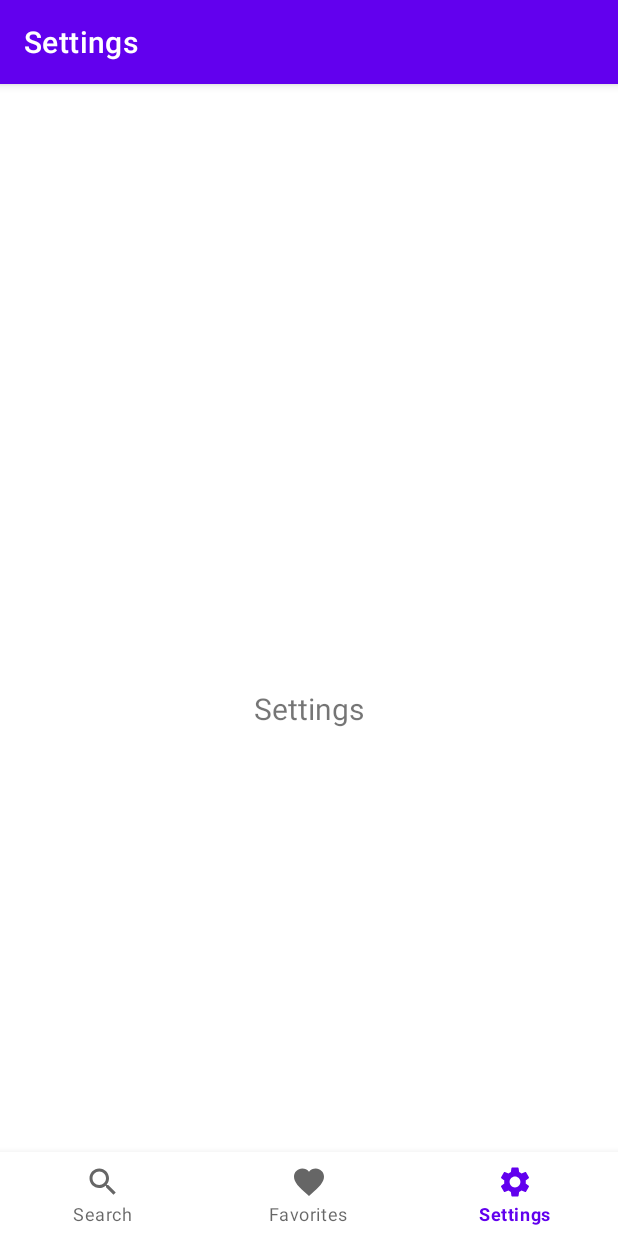
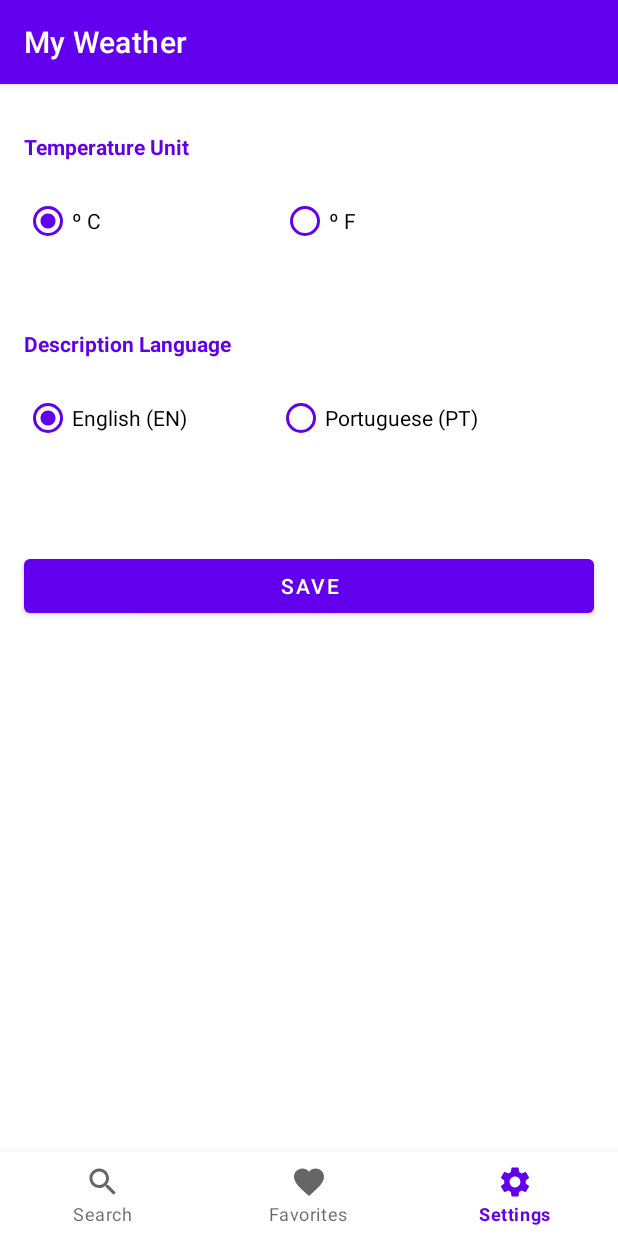
Before and after one commit to LEONARDOLSANTOS/My-Weather, an Android app: the SettingsFragment screen opened through its navigation route, on a phone screen of 412 x 824 dp. Run offline under Robolectric (Android 15) with nearby library versions, the phone set to English and light mode, and no system bars; our stand-ins replace navigation-ui.

Commit message:
Saving preferences - ok

```diff
--- a/app/build.gradle
+++ b/app/build.gradle
@@ -1,6 +1,7 @@
 plugins {
     id 'com.android.application'
     id 'kotlin-android'
+    id 'kotlin-android-extensions'
 }
 
 android {
@@ -10,7 +11,7 @@ android {
     defaultConfig {
         applicationId "com.leonardolsantos.myweather"
         minSdkVersion 23
-        targetSdkVersion 30
+        targetSdkVersion 28
         versionCode 1
         versionName "1.0"
 
--- a/app/src/main/java/com/leonardolsantos/myweather/ui/SettingsFragment.kt
+++ b/app/src/main/java/com/leonardolsantos/myweather/ui/SettingsFragment.kt
@@ -1,25 +1,101 @@
 package com.leonardolsantos.myweather.ui
 
+import android.content.Context
+import android.content.SharedPreferences
 import android.os.Bundle
 import androidx.fragment.app.Fragment
 import android.view.LayoutInflater
 import android.view.View
 import android.view.ViewGroup
+import android.widget.Button
+import android.widget.RadioButton
+import android.widget.RadioGroup
 import android.widget.TextView
+import androidx.core.view.forEachIndexed
 import com.leonardolsantos.myweather.R
 
 
 class SettingsFragment : Fragment() {
+    private lateinit var prefs: SharedPreferences
+    private lateinit var rgTemperature: RadioGroup
+    private lateinit var rgLanguague: RadioGroup
+
+    private lateinit var rbCelcius : RadioButton
+    private lateinit var rbF: RadioButton
+
+    private lateinit var rbEnglish : RadioButton
+    private lateinit var rbPortuguese: RadioButton
+
+    private lateinit var btnSave: Button
+
+    private var temperatureUnit = ""
+    private var language = ""
 
     override fun onCreateView(inflater: LayoutInflater,
                               container: ViewGroup?,
                               savedInstanceState: Bundle?
     ): View? {
-        // Inflate the layout for this fragment
-        val settingsContainer =  inflater.inflate(R.layout.fragment_settings, container, false)
-        val textView = settingsContainer.findViewById<TextView>(R.id.text_settings)
-        textView.text = getString(R.string.title_settings)
-        return  settingsContainer
+        return inflater.inflate(R.layout.fragment_settings, container, false)
+    }
+
+    override fun onViewCreated(view: View, savedInstanceState: Bundle?) {
+        super.onViewCreated(view, savedInstanceState)
+        btnSave = view.findViewById(R.id.btn_save)
+        btnSave.setOnClickListener {
+            onSaveClicked(it)
+        }
+
+        prefs = view.context.getSharedPreferences("my_weather_prefs", Context.MODE_PRIVATE)
+
+        language= prefs?.getString("language", "EN").toString()
+        temperatureUnit= prefs?.getString("temperature_unit", "C").toString()
+
+        rbCelcius = view.findViewById(R.id.rb_c)
+        rbF = view.findViewById(R.id.rb_f)
+        rbEnglish = view.findViewById(R.id.rb_english)
+        rbPortuguese = view.findViewById(R.id.rb_portuguese)
+
+        when(temperatureUnit){
+            "C"-> rbCelcius.isChecked = true
+            "F"-> rbF.isChecked = true
+        }
+        when(language){
+            "EN"-> rbEnglish.isChecked = true
+            "PT"-> rbPortuguese.isChecked = true
+        }
+
+        rgTemperature = view.findViewById(R.id.rg_temperature_unit)
+        rgLanguague = view.findViewById(R.id.rg_language)
+
+        rgTemperature.setOnCheckedChangeListener{view, id->
+            val radioButton = view.findViewById<RadioButton>(id)
+            if(radioButton.isChecked){
+                when (radioButton.id){
+                    R.id.rb_c -> temperatureUnit = "C"
+                    R.id.rb_f -> temperatureUnit = "F"
+                }
+            }
+        }
+        rgLanguague.setOnCheckedChangeListener{view, id->
+            val radioButton = view.findViewById<RadioButton>(id)
+            if(radioButton.isChecked){
+                when (radioButton.id){
+                    R.id.rb_english -> language = "EN"
+                    R.id.rb_portuguese -> language = "PT"
+                }
+            }
+        }
+
+    }
+
+     fun onSaveClicked(view: View){
+        val editor = prefs?.edit()
+        editor?.apply(){
+            putString("temperature_unit", temperatureUnit)
+            putString("language", language)
+            apply()
+        }
+
     }
 
 }
--- a/app/src/main/res/layout/activity_main.xml
+++ b/app/src/main/res/layout/activity_main.xml
@@ -3,8 +3,7 @@
     xmlns:app="http://schemas.android.com/apk/res-auto"
     android:id="@+id/container"
     android:layout_width="match_parent"
-    android:layout_height="match_parent"
-    android:paddingTop="?attr/actionBarSize">
+    android:layout_height="match_parent">
 
     <com.google.android.material.bottomnavigation.BottomNavigationView
         android:id="@+id/nav_view"
--- a/app/src/main/res/layout/fragment_settings.xml
+++ b/app/src/main/res/layout/fragment_settings.xml
@@ -7,16 +7,95 @@
     tools:context=".ui.SettingsFragment">
 
     <TextView
-        android:id="@+id/text_settings"
-        android:layout_width="match_parent"
+        android:id="@+id/tv_temperature_unit"
+        android:layout_width="wrap_content"
         android:layout_height="wrap_content"
-        android:layout_marginStart="8dp"
-        android:layout_marginTop="8dp"
-        android:layout_marginEnd="8dp"
-        android:textAlignment="center"
-        android:textSize="20sp"
-        app:layout_constraintBottom_toBottomOf="parent"
+        android:layout_marginStart="16dp"
+        android:layout_marginTop="32dp"
+        android:text="@string/title_temperature_unit"
+        android:textColor="@color/purple_500"
+        android:textStyle="bold"
+        app:layout_constraintStart_toStartOf="parent"
+        app:layout_constraintTop_toTopOf="parent" />
+
+    <RadioGroup
+        android:id="@+id/rg_temperature_unit"
+        android:layout_width="0dp"
+        android:layout_height="wrap_content"
+        android:layout_marginStart="16dp"
+        android:layout_marginTop="16dp"
+        android:orientation="horizontal"
         app:layout_constraintEnd_toEndOf="parent"
         app:layout_constraintStart_toStartOf="parent"
-        app:layout_constraintTop_toTopOf="parent" />
+        app:layout_constraintTop_toBottomOf="@+id/tv_temperature_unit">
+
+        <RadioButton
+            android:id="@+id/rb_c"
+            android:buttonTint="@color/purple_500"
+            android:layout_width="wrap_content"
+            android:layout_height="wrap_content"
+            android:text="º C" />
+
+        <RadioButton
+            android:id="@+id/rb_f"
+            android:buttonTint="@color/purple_500"
+            android:layout_width="wrap_content"
+            android:layout_height="wrap_content"
+            android:layout_marginStart="120dp"
+            android:text="º F" />
+
+    </RadioGroup>
+
+    <TextView
+        android:id="@+id/tv_language"
+        android:layout_width="wrap_content"
+        android:layout_height="wrap_content"
+        android:layout_marginStart="16dp"
+        android:layout_marginTop="48dp"
+        android:layout_weight="1"
+        android:text="@string/title_description_language"
+        android:textColor="@color/purple_500"
+        android:textStyle="bold"
+        app:layout_constraintStart_toStartOf="parent"
+        app:layout_constraintTop_toBottomOf="@+id/rg_temperature_unit" />
+
+    <RadioGroup
+        android:id="@+id/rg_language"
+        android:layout_width="0dp"
+        android:orientation="horizontal"
+        android:layout_height="wrap_content"
+        android:layout_marginStart="16dp"
+        android:layout_marginTop="16dp"
+        app:layout_constraintStart_toStartOf="parent"
+        app:layout_constraintTop_toBottomOf="@+id/tv_language">
+        <RadioButton
+            android:id="@+id/rb_english"
+            android:buttonTint="@color/purple_500"
+            android:layout_width="wrap_content"
+            android:layout_height="wrap_content"
+            android:text="English (EN)" />
+
+        <RadioButton
+            android:id="@+id/rb_portuguese"
+            android:layout_width="wrap_content"
+            android:layout_height="wrap_content"
+            android:layout_marginStart="60dp"
+            android:buttonTint="@color/purple_500"
+            android:text="Portuguese (PT)" />
+
+    </RadioGroup>
+
+    <Button
+        android:id="@+id/btn_save"
+        android:layout_width="0dp"
+        android:layout_height="wrap_content"
+        android:layout_marginStart="16dp"
+        android:layout_marginTop="64dp"
+        android:layout_marginEnd="16dp"
+        android:onClick="onSaveClicked"
+        android:text="Save"
+        app:layout_constraintEnd_toEndOf="parent"
+        app:layout_constraintStart_toStartOf="parent"
+        app:layout_constraintTop_toBottomOf="@+id/rg_language" />
+
 </androidx.constraintlayout.widget.ConstraintLayout>
--- a/app/src/main/res/navigation/mobile_navigation.xml
+++ b/app/src/main/res/navigation/mobile_navigation.xml
@@ -8,18 +8,15 @@
     <fragment
         android:id="@+id/navigation_search"
         android:name="com.leonardolsantos.myweather.ui.SearchFragment"
-        android:label="@string/title_search"
         tools:layout="@layout/fragment_search" />
 
     <fragment
         android:id="@+id/navigation_favorites"
         android:name="com.leonardolsantos.myweather.ui.FavoritesFragment"
-        android:label="@string/title_favorites"
         tools:layout="@layout/fragment_favorites" />
 
     <fragment
         android:id="@+id/navigation_settings"
         android:name="com.leonardolsantos.myweather.ui.SettingsFragment"
-        android:label="@string/title_settings"
         tools:layout="@layout/fragment_settings" />
 </navigation>
--- a/app/src/main/res/values/strings.xml
+++ b/app/src/main/res/values/strings.xml
@@ -3,6 +3,7 @@
     <string name="title_search">Search</string>
     <string name="title_favorites">Favorites</string>
     <string name="title_settings">Settings</string>
-    <!-- TODO: Remove or change this placeholder text -->
     <string name="hello_blank_fragment">Hello blank fragment</string>
+    <string name="title_temperature_unit">Temperature Unit</string>
+    <string name="title_description_language">Description Language</string>
 </resources>
```
Also changed, not shown: gradle/wrapper/gradle-wrapper.properties.
